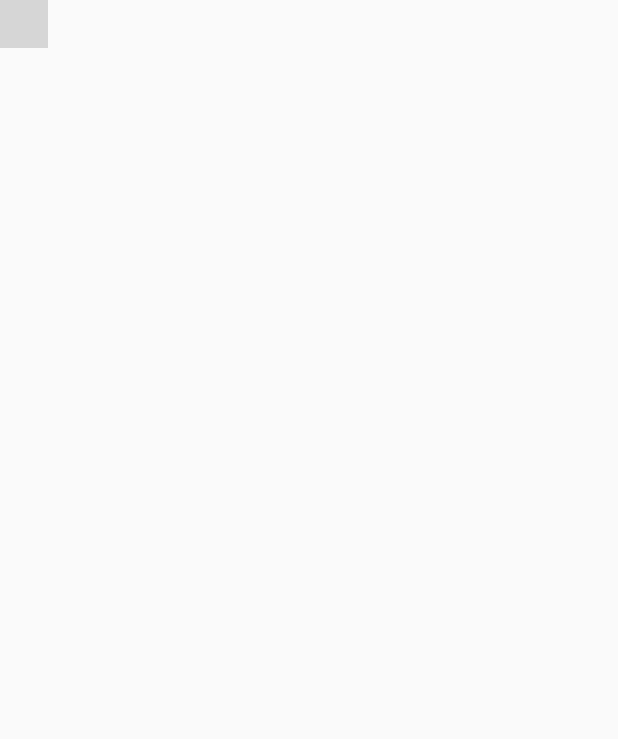
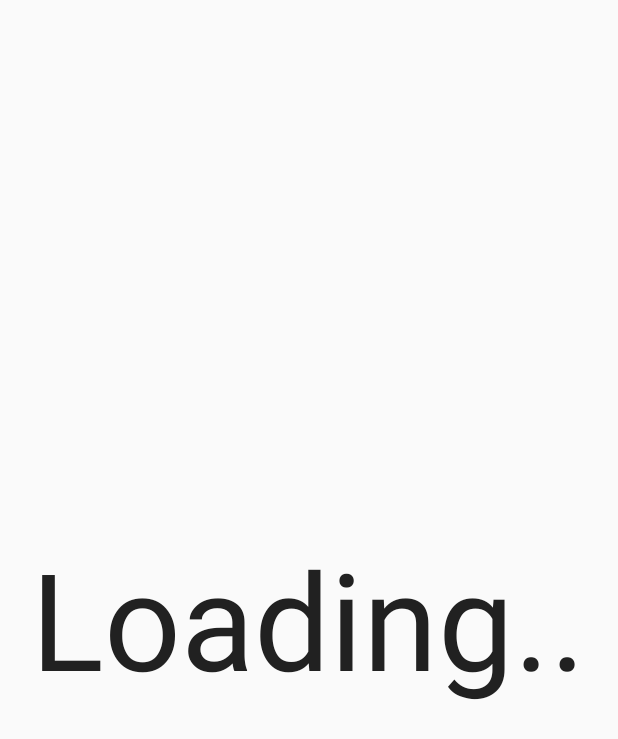
Before and after one commit to Siamw/HHDD-1, an Android app: the layout splash_view.xml on its own in the app's theme, with its tools: preview values and no code run, on a phone screen of 412 x 824 dp. Shown: the top 739 px of the screen. Run offline under Robolectric (Android 15) with nearby library versions, the phone set to English and light mode, and no system bars; grey boxes are pictures that could not be loaded.

Commit message:
2018/05/24 Titanic Splash

```diff
--- a/app/src/main/res/layout/splash_view.xml
+++ b/app/src/main/res/layout/splash_view.xml
@@ -1,15 +1,19 @@
 <?xml version="1.0" encoding="utf-8"?>
-<RelativeLayout xmlns:android="http://schemas.android.com/apk/res/android"
+<RelativeLayout
+    xmlns:android="http://schemas.android.com/apk/res/android"
+    xmlns:app="http://schemas.android.com/apk/res-auto"
     android:layout_width="match_parent"
     android:layout_height="match_parent"
     xmlns:tools="http://schemas.android.com/tools">
 
-    <com.romainpiel.titanic.TitanicTextView
+    <com.romainpiel.titanic.library.TitanicTextView
         android:id="@+id/titanic_tv"
         android:text="@string/loading"
         android:layout_width="wrap_content"
         android:layout_height="wrap_content"
+        android:layout_centerInParent="true"
         android:textColor="#212121"
-        android:textSize="70sp"/>
+        android:textSize="90sp"
+        />
 
 </RelativeLayout>
--- a/app/src/main/res/values/strings.xml
+++ b/app/src/main/res/values/strings.xml
@@ -2,5 +2,5 @@
     <string name="app_name">HHDD</string>
 
     <!-- TODO: Remove or change this placeholder text -->
-    <string name="loading">Loading</string>
+    <string name="loading">Loading..</string>
 </resources>
--- a/titanicMod/src/main/java/com/romainpiel/titanic/library/Titanic.java
+++ b/titanicMod/src/main/java/com/romainpiel/titanic/library/Titanic.java
@@ -48,7 +48,7 @@ public class Titanic {
                 ObjectAnimator maskYAnimator = ObjectAnimator.ofFloat(textView, "maskY", h/2, - h/2);
                 maskYAnimator.setRepeatCount(ValueAnimator.INFINITE);
                 maskYAnimator.setRepeatMode(ValueAnimator.REVERSE);
-                maskYAnimator.setDuration(10000);
+                maskYAnimator.setDuration(5000);
                 maskYAnimator.setStartDelay(0);
 
                 // now play both animations together
```
Also changed, not shown: app/src/main/java/com/hj/hd/hhdd/SplashActivity.java (+14 -37 lines), app/src/main/java/com/hj/hd/hhdd/writeActivity.java (+11 -2 lines), app/src/main/assets/Satisfy-Regular.ttf (added).
